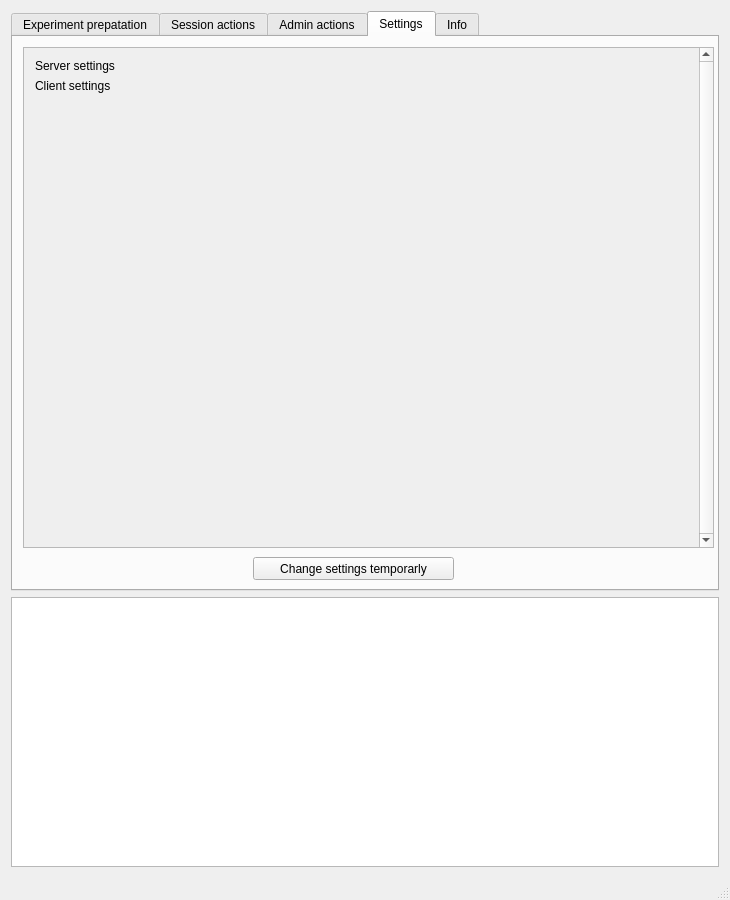
Qt form src/mainwindow.ui (tobiaswee/Labcontrol) before a commit.
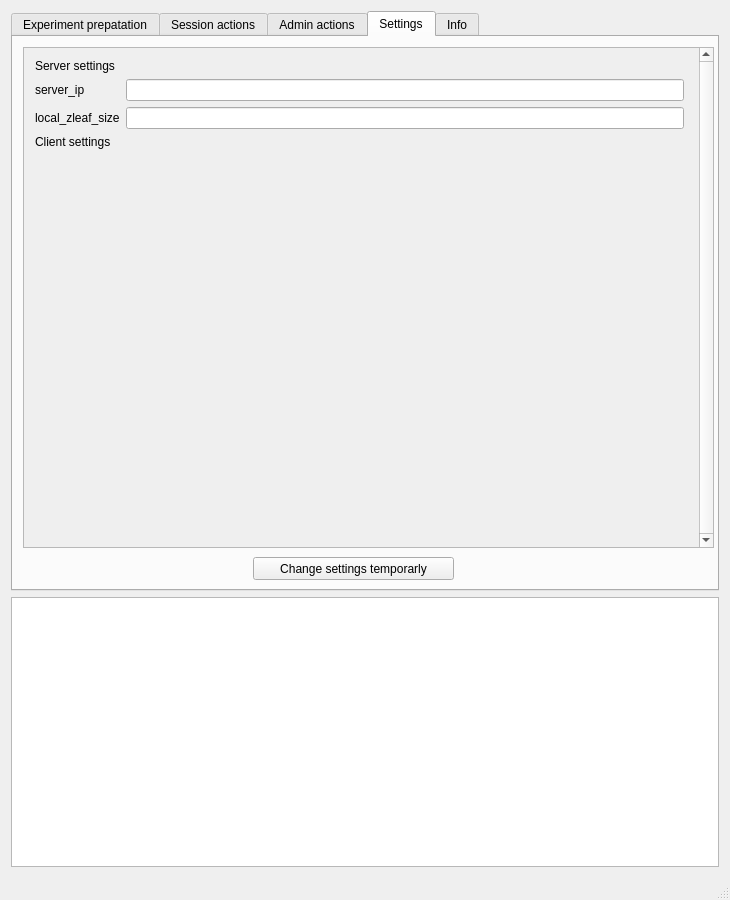
The same form after that commit. The open tabs and pages were chosen to show the change. Icons and pictures are not drawn.

Commit message: settings tab changed

The edit to the form file:
```diff
--- a/src/mainwindow.ui
+++ b/src/mainwindow.ui
@@ -980,7 +980,7 @@
             <x>0</x>
             <y>0</y>
             <width>671</width>
-            <height>611</height>
+            <height>481</height>
            </rect>
           </property>
           <layout class="QFormLayout" name="formLayout">
@@ -991,13 +991,33 @@
              </property>
             </widget>
            </item>
-           <item row="1" column="0">
-            <widget class="QLabel" name="label_4">
+           <item row="3" column="0">
+            <widget class="QLabel" name="LSettingsClientSettings">
              <property name="text">
               <string>Client settings</string>
              </property>
             </widget>
            </item>
+           <item row="2" column="0">
+            <widget class="QLabel" name="LSettingsServerLocalzLeafSize">
+             <property name="text">
+              <string>local_zleaf_size</string>
+             </property>
+            </widget>
+           </item>
+           <item row="2" column="1">
+            <widget class="QLineEdit" name="LESettingsServerLocalzLeafSize"/>
+           </item>
+           <item row="1" column="0">
+            <widget class="QLabel" name="LSettingsServerIP">
+             <property name="text">
+              <string>server_ip</string>
+             </property>
+            </widget>
+           </item>
+           <item row="1" column="1">
+            <widget class="QLineEdit" name="LESettingsServerIP"/>
+           </item>
           </layout>
          </widget>
         </widget>
```
Left out of the diff: 14 changed lines with no effect on the pictures. The commit also changes 8 other files.
